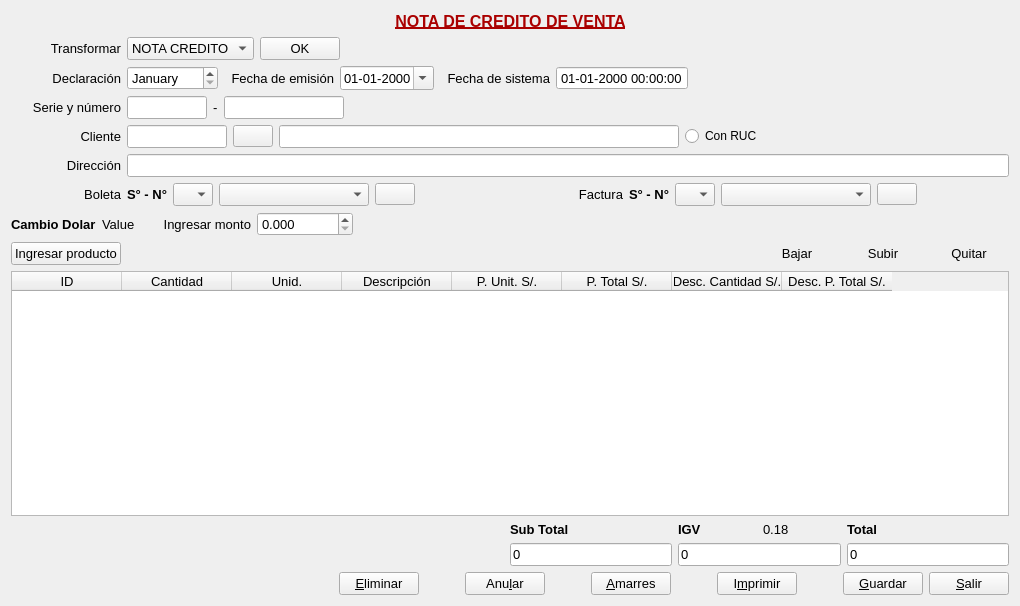
Old version of the form Facturacion/ventanotacredito.ui in the repository radtek/manager.
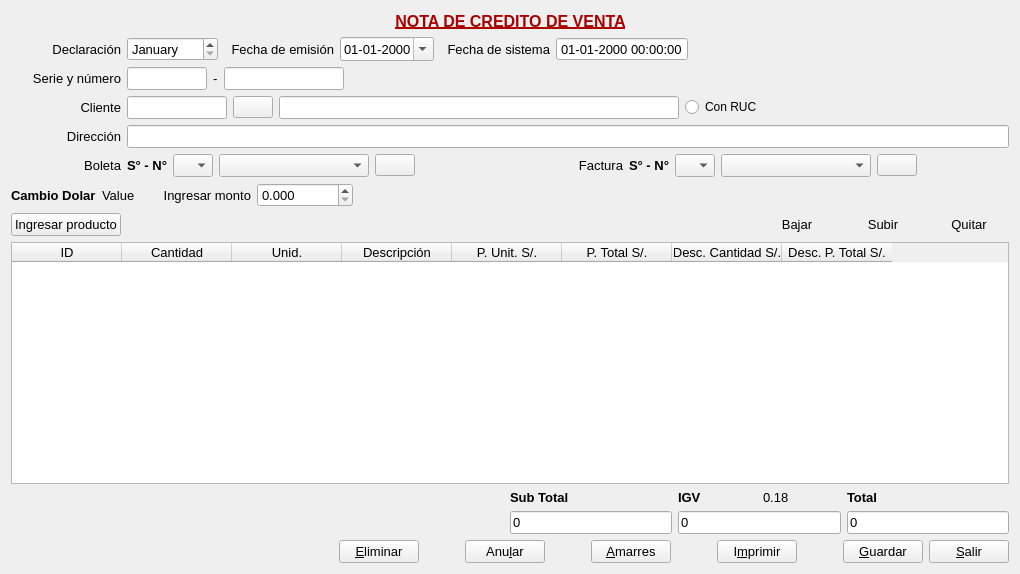
New version of the form. Icons and pictures are not drawn.

What changed in the file:
```diff
--- a/Facturacion/ventanotacredito.ui
+++ b/Facturacion/ventanotacredito.ui
@@ -7,7 +7,7 @@
     <x>0</x>
     <y>0</y>
     <width>1000</width>
-    <height>606</height>
+    <height>574</height>
    </rect>
   </property>
   <property name="windowTitle">
@@ -65,81 +65,6 @@
      </item>
     </layout>
    </item>
-   <item>
-    <layout class="QHBoxLayout" name="horizontalLayout_4">
-     <item>
-      <widget class="QLabel" name="label_transformar">
-       <property name="minimumSize">
-        <size>
-         <width>110</width>
-         <height>0</height>
-        </size>
-       </property>
-       <property name="font">
-        <font>
-         <pointsize>10</pointsize>
-        </font>
-       </property>
-       <property name="text">
-        <string>Transformar</string>
-       </property>
-       <property name="alignment">
-        <set>Qt::AlignRight|Qt::AlignTrailing|Qt::AlignVCenter</set>
-       </property>
-      </widget>
-     </item>
-     <item>
-      <widget class="QComboBox" name="comboBox_transformar">
-       <property name="font">
-        <font>
-         <pointsize>10</pointsize>
-        </font>
-       </property>
-       <property name="currentIndex">
-        <number>0</number>
-       </property>
-       <property name="sizeAdjustPolicy">
-        <enum>QComboBox::AdjustToContents</enum>
-       </property>
-       <item>
-        <property name="text">
-         <string>NOTA CREDITO</string>
-        </property>
-       </item>
-       <item>
-        <property name="text">
-         <string>NOTA DEBITO</string>
-        </property>
-       </item>
-      </widget>
-     </item>
-     <item>
-      <widget class="QPushButton" name="pushButton_transformar">
-       <property name="font">
-        <font>
-         <pointsize>10</pointsize>
-        </font>
-       </property>
-       <property name="text">
-        <string>OK</string>
-       </property>
-      </widget>
-     </item>
-     <item>
-      <spacer name="horizontalSpacer_13">
-       <property name="orientation">
-        <enum>Qt::Horizontal</enum>
-       </property>
-       <property name="sizeHint" stdset="0">
-        <size>
-         <width>40</width>
-         <height>20</height>
-        </size>
-       </property>
-      </spacer>
-     </item>
-    </layout>
-   </item>
    <item>
     <layout class="QHBoxLayout" name="horizontalLayout_9">
      <item>
```
Left out of the diff: 43 changed lines with no effect on the pictures.
